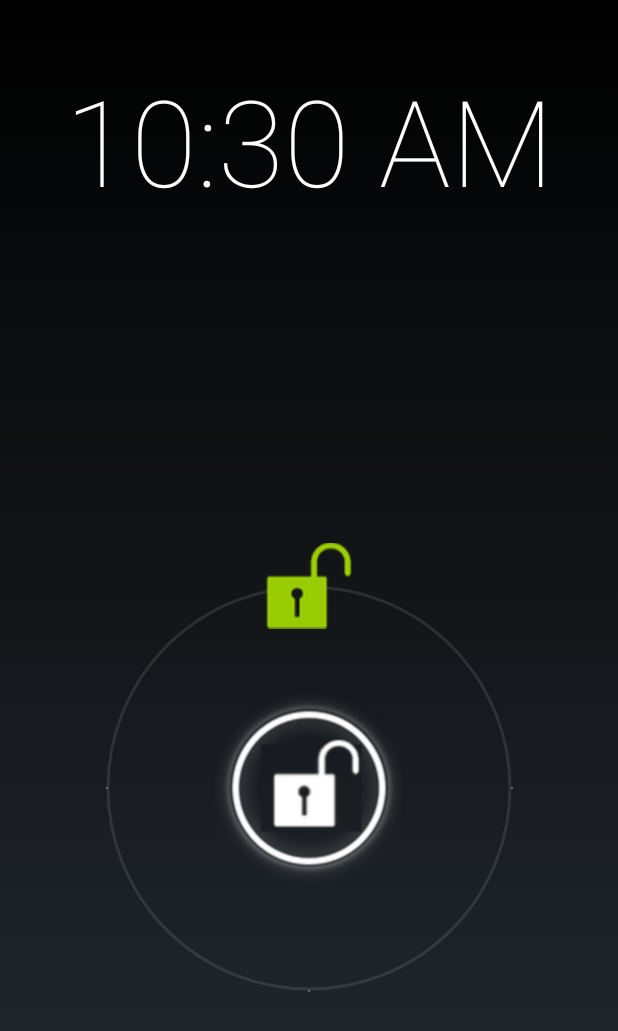
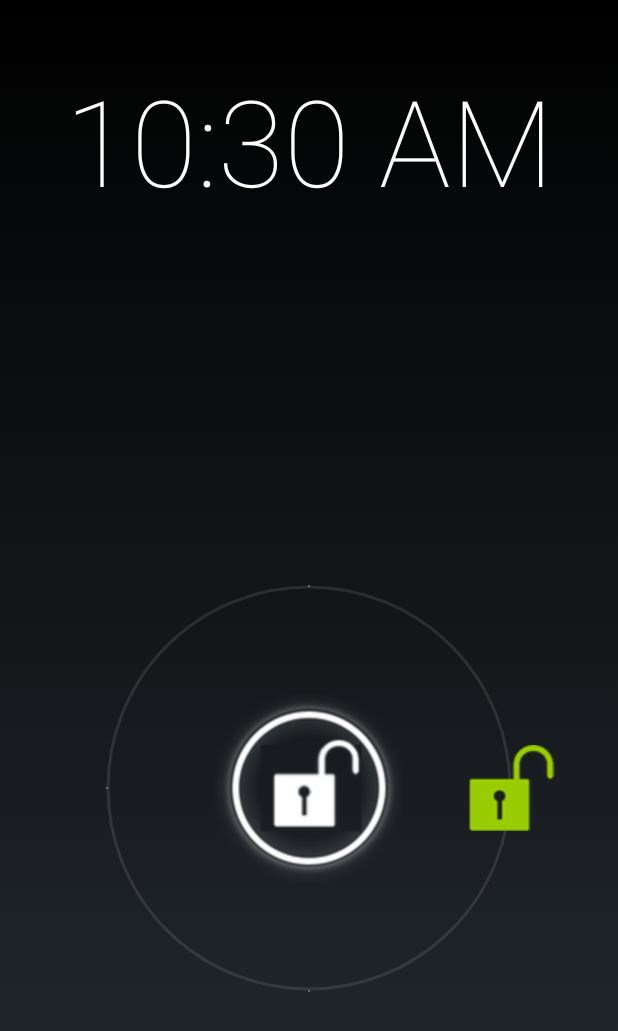
Before and after one commit to stevezhanggeek/InfiniteLabel-SimpleLockscreen, an Android app: the screen it shows after launch (SampleActivity), on a phone screen of 412 x 824 dp. Shown: the top 1031 px of the screen. Run offline under Robolectric (Android 15) with nearby library versions, the phone set to English and light mode, and no system bars; libraries missing offline, so code that uses them is left out: com.nineoldandroids.animation; 3 statements that could not run were skipped.

Commit message:
Change unlock position by rotating drawable arraylist

```diff
--- a/GlowPadBackport/src/main/java/net/frakbot/glowpadbackport/GlowPadView.java
+++ b/GlowPadBackport/src/main/java/net/frakbot/glowpadbackport/GlowPadView.java
@@ -44,6 +44,7 @@ import net.frakbot.glowpadbackport.util.Const;
 import net.frakbot.glowpadbackport.util.TimeInterpolator;
 
 import java.util.ArrayList;
+import java.util.Collections;
 
 /** A re-usable widget containing a center, outer ring and wave animation. */
 public class GlowPadView extends View {
@@ -600,6 +601,7 @@ public class GlowPadView extends View {
     private void internalSetTargetResources(int resourceId) {
         final ArrayList<TargetDrawable> targets = loadDrawableArray(resourceId);
         mTargetDrawables = targets;
+        Collections.rotate(mTargetDrawables, -1);
         mTargetResourceId = resourceId;
 
         int maxWidth = mHandleDrawable.getWidth();
--- a/app/src/main/java/com/infiniteLabelSimpleLockscreen/SampleActivity.java
+++ b/app/src/main/java/com/infiniteLabelSimpleLockscreen/SampleActivity.java
@@ -220,10 +220,9 @@ public class SampleActivity extends Activity implements SensorEventListener {
                 switch(target) {
                     case 1:
                         socketWrite("SwipeUp", 0, 0);
-
                         glowPad.reset(true);
-                        v.setVisibility(View.GONE);
-                        finish();
+//                        v.setVisibility(View.GONE);
+//                        finish();
                         break;
                 }
             }
```
Also changed, not shown: 1 other file.
